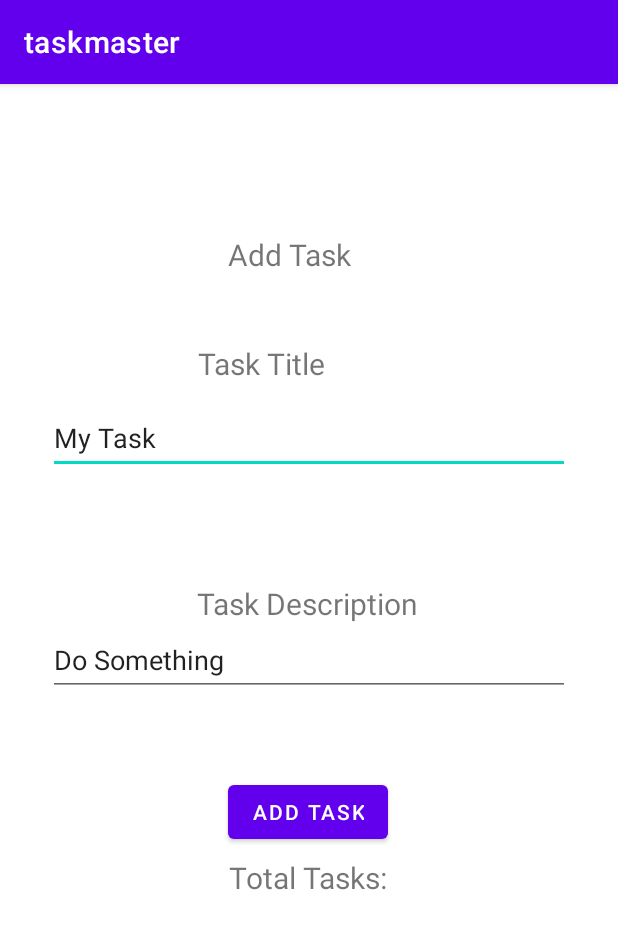
After one commit to ETS-Android5/taskmaster-2, an Android app: the AddTaskActivity screen opened directly, with no data from a screen before it, on a phone screen of 412 x 824 dp. The commit adds this screen. Shown: the top 929 px of the screen. Run offline under Robolectric (Android 15) with nearby library versions, the phone set to English and light mode, and no system bars.

Commit message:
completed lab 26

```diff
--- a/app/build.gradle
+++ b/app/build.gradle
@@ -34,5 +34,6 @@ dependencies {
     implementation 'androidx.constraintlayout:constraintlayout:2.1.3'
     testImplementation 'junit:junit:4.13.2'
     androidTestImplementation 'androidx.test.ext:junit:1.1.3'
-    androidTestImplementation 'androidx.test.espresso:espresso-core:3.4.0'
+    androidTestImplementation 'androidx.test.espresso:espresso-core:3.5.0-alpha05'
+    androidTestImplementation 'androidx.test:rules:1.4.0'
 }
--- a/app/src/main/AndroidManifest.xml
+++ b/app/src/main/AndroidManifest.xml
@@ -10,6 +10,12 @@
         android:supportsRtl="true"
         android:theme="@style/Theme.Taskmaster">
         <activity
+            android:name=".AllTasksActivity"
+            android:exported="false" />
+        <activity
+            android:name=".AddTaskActivity"
+            android:exported="false" />
+        <activity
             android:name=".MainActivity"
             android:exported="true">
             <intent-filter>
--- /dev/null
+++ b/app/src/main/java/com/hambalieu/taskmaster/AddTaskActivity.java
@@ -0,0 +1,32 @@
+package com.hambalieu.taskmaster;
+
+import androidx.appcompat.app.AppCompatActivity;
+
+import android.annotation.SuppressLint;
+import android.os.Bundle;
+import android.view.View;
+import android.widget.Button;
+import android.widget.TextView;
+
+public class AddTaskActivity extends AppCompatActivity {
+
+    @Override
+    protected void onCreate(Bundle savedInstanceState) {
+        super.onCreate(savedInstanceState);
+        setContentView(R.layout.activity_add_task);
+        submittedTaskButton();
+
+    }
+
+    public void submittedTaskButton() {
+        Button submitButton = (Button) findViewById(R.id.buttonAddTaskOnAddTaskActivity);
+        submitButton.setOnClickListener(new View.OnClickListener() {
+            @SuppressLint("SetTextI18n")
+            @Override
+            public void onClick(View view) {
+                ((TextView)findViewById(R.id.textViewSubmittedOnAddTaskActivity)).setText("Submitted");
+
+            }
+        });
+    }
+}
--- /dev/null
+++ b/app/src/main/res/layout/activity_add_task.xml
@@ -0,0 +1,113 @@
+<?xml version="1.0" encoding="utf-8"?>
+<androidx.constraintlayout.widget.ConstraintLayout xmlns:android="http://schemas.android.com/apk/res/android"
+    xmlns:app="http://schemas.android.com/apk/res-auto"
+    xmlns:tools="http://schemas.android.com/tools"
+    android:layout_width="match_parent"
+    android:layout_height="match_parent"
+    tools:context=".AddTaskActivity">
+
+    <EditText
+        android:id="@+id/editTextSingleTaskInputOnAddTaskActivity"
+        android:layout_width="0dp"
+        android:layout_height="wrap_content"
+        android:layout_marginStart="32dp"
+        android:layout_marginTop="212dp"
+        android:layout_marginEnd="32dp"
+        android:ems="10"
+        android:inputType="textPersonName"
+        android:minHeight="48dp"
+        android:text="@string/my_task_"
+        app:layout_constraintEnd_toEndOf="parent"
+        app:layout_constraintHorizontal_bias="0.0"
+        app:layout_constraintStart_toStartOf="parent"
+        app:layout_constraintTop_toTopOf="parent" />
+
+    <EditText
+        android:id="@+id/editTextInputDescriptionOnAddTaskActivity"
+        android:layout_width="0dp"
+        android:layout_height="wrap_content"
+        android:layout_marginStart="32dp"
+        android:layout_marginTop="100dp"
+        android:layout_marginEnd="32dp"
+        android:ems="10"
+        android:inputType="textPersonName"
+        android:minHeight="48dp"
+        android:text="@string/do_something"
+        app:layout_constraintBottom_toBottomOf="parent"
+        app:layout_constraintEnd_toEndOf="parent"
+        app:layout_constraintHorizontal_bias="0.0"
+        app:layout_constraintStart_toStartOf="parent"
+        app:layout_constraintTop_toBottomOf="@+id/editTextSingleTaskInputOnAddTaskActivity"
+        app:layout_constraintVertical_bias="0.0" />
+
+    <TextView
+        android:id="@+id/textView2"
+        android:layout_width="wrap_content"
+        android:layout_height="wrap_content"
+        android:layout_marginTop="100dp"
+        android:text="@string/add_task_"
+        android:textSize="20sp"
+        app:layout_constraintEnd_toEndOf="parent"
+        app:layout_constraintHorizontal_bias="0.461"
+        app:layout_constraintStart_toStartOf="parent"
+        app:layout_constraintTop_toTopOf="parent" />
+
+    <TextView
+        android:id="@+id/textViewSingleTaskTitleOnAddTaskActivity"
+        android:layout_width="wrap_content"
+        android:layout_height="wrap_content"
+        android:layout_marginBottom="12dp"
+        android:text="@string/task_title"
+        android:textSize="20sp"
+        app:layout_constraintBottom_toTopOf="@+id/editTextSingleTaskInputOnAddTaskActivity"
+        app:layout_constraintEnd_toEndOf="parent"
+        app:layout_constraintHorizontal_bias="0.405"
+        app:layout_constraintStart_toStartOf="parent" />
+
+    <TextView
+        android:id="@+id/textView4"
+        android:layout_width="wrap_content"
+        android:layout_height="wrap_content"
+        android:text="@string/task_description"
+        android:textSize="20sp"
+        app:layout_constraintBottom_toTopOf="@+id/editTextInputDescriptionOnAddTaskActivity"
+        app:layout_constraintEnd_toEndOf="parent"
+        app:layout_constraintHorizontal_bias="0.498"
+        app:layout_constraintStart_toStartOf="parent" />
+
+    <Button
+        android:id="@+id/buttonAddTaskOnAddTaskActivity"
+        android:layout_width="wrap_content"
+        android:layout_height="wrap_content"
+        android:text="@string/add_task"
+        app:layout_constraintBottom_toBottomOf="parent"
+        app:layout_constraintEnd_toEndOf="parent"
+        app:layout_constraintHorizontal_bias="0.498"
+        app:layout_constraintStart_toStartOf="parent"
+        app:layout_constraintTop_toTopOf="parent"
+        app:layout_constraintVertical_bias="0.641" />
+
+    <TextView
+        android:id="@+id/textViewTotalTaskOnAddTaskActivity"
+        android:layout_width="wrap_content"
+        android:layout_height="wrap_content"
+        android:layout_marginBottom="220dp"
+        android:text="@string/total_tasks"
+        android:textSize="20sp"
+        app:layout_constraintBottom_toBottomOf="parent"
+        app:layout_constraintEnd_toEndOf="parent"
+        app:layout_constraintHorizontal_bias="0.498"
+        app:layout_constraintStart_toStartOf="parent"
+        app:layout_constraintTop_toBottomOf="@+id/buttonAddTaskOnAddTaskActivity" />
+
+    <TextView
+        android:id="@+id/textViewSubmittedOnAddTaskActivity"
+        android:layout_width="wrap_content"
+        android:layout_height="wrap_content"
+        android:layout_marginBottom="116dp"
+        android:textSize="24sp"
+        app:layout_constraintBottom_toBottomOf="parent"
+        app:layout_constraintEnd_toEndOf="parent"
+        app:layout_constraintHorizontal_bias="0.469"
+        app:layout_constraintStart_toStartOf="parent" />
+</androidx.constraintlayout.widget.ConstraintLayout>
--- a/app/src/main/res/values/strings.xml
+++ b/app/src/main/res/values/strings.xml
@@ -1,7 +1,17 @@
 <resources>
     <string name="app_name">taskmaster</string>
-    <string name="my_tasks">My Tasks</string>
+    <string name="my_tasks" translatable="false">My Tasks</string>
     <string name="all_tasks">ALL TASKS</string>
     <string name="add_task">ADD TASK</string>
     <string name="todo">TODO</string>
+    <string name="all_tasks_title">All Tasks</string>
+    <string name="total_tasks">Total Tasks:</string>
+    <string name="task_title">Task Title</string>
+    <string name="do_something">Do Something</string>
+
+    <string name="task_description">Task Description</string>
+    <string name="add_task_">Add Task</string>
+    <string name="my_task_">My Task</string>
+
+
 </resources>
```
Also changed, not shown: app/src/main/java/com/hambalieu/taskmaster/AllTasksActivity.java (added, +14 -0 lines), app/src/main/java/com/hambalieu/taskmaster/MainActivity.java (+28 -0 lines), app/src/main/res/layout/activity_all_tasks.xml (added, +31 -0 lines), app/src/main/res/layout/activity_main.xml (+9 -5 lines), 6 other files.
